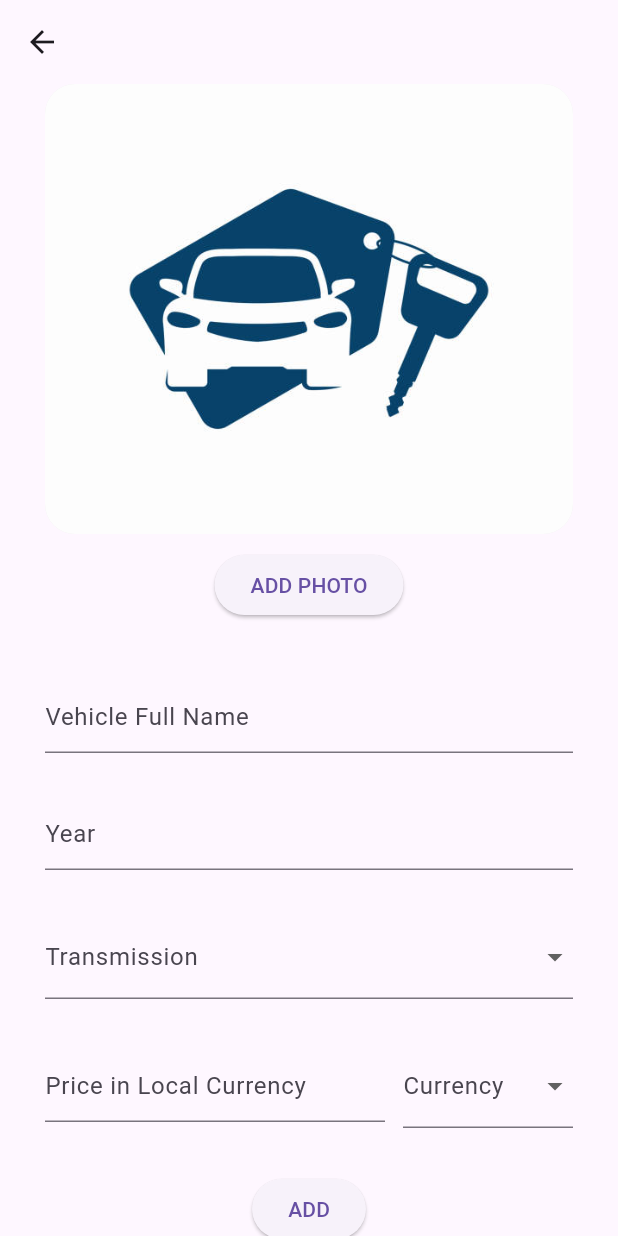
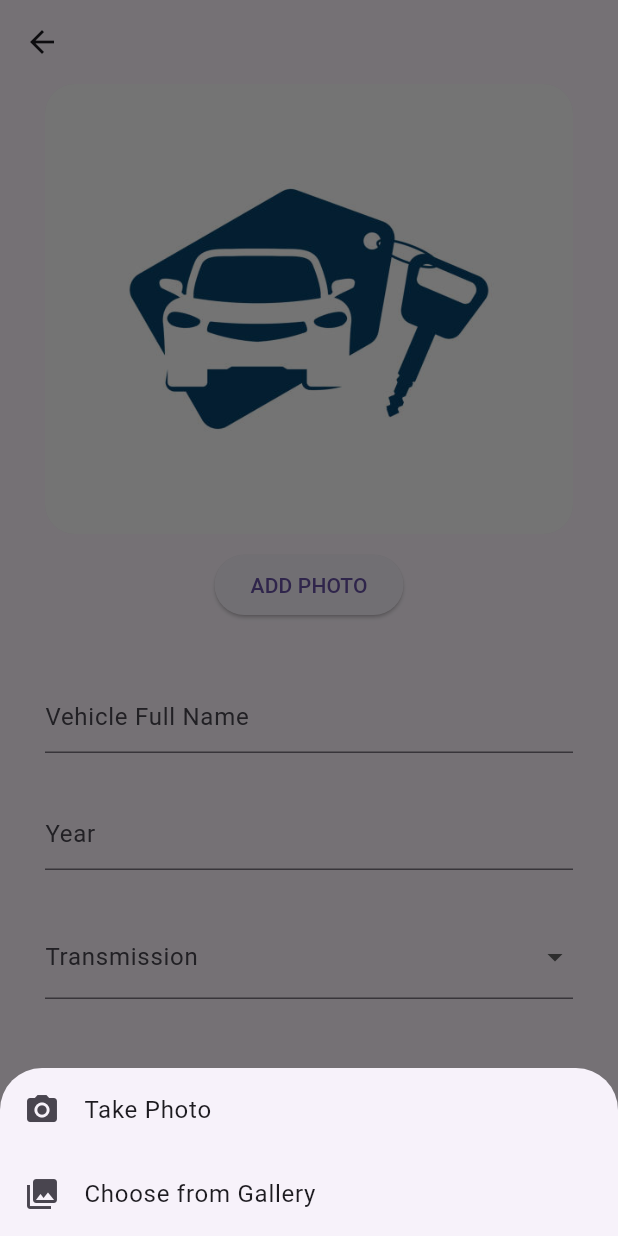
Before and after one commit to lotfi-gg/rentme-repo, a Flutter app: the AddVehicle screen opened directly, after a tap on "ADD PHOTO", on a phone screen of 412 x 824 dp. Run offline on Flutter 3.47's test engine with Material 3 defaults, Android fonts, the light colour scheme and no system bars; our stand-ins replace awesome_dialog, cloud_firestore, firebase_auth, firebase_core, firebase_messaging, firebase_storage and 6 more; accounts and stored records are empty.

Commit message:
pick image from camera or gallery for car

```diff
--- a/lib/add_vehicle.dart
+++ b/lib/add_vehicle.dart
@@ -22,7 +22,33 @@ class _AddVehicleState extends State<AddVehicle> {
   TextEditingController currancy = TextEditingController();
 
   File? _selectedImage;
-  Future<void> _pickImage() async {
+  Future<void> _showImageSourceDialog() async {
+    showModalBottomSheet(
+      context: context,
+      builder: (ctx) {
+        return SafeArea(
+          child: Wrap(
+            children: [
+              ListTile(
+                leading: const Icon(Icons.camera_alt),
+                title: const Text("Take Photo"),
+                onTap: () async {
+                  Navigator.of(ctx).pop();
+                  final pickedFile = await ImagePicker().pickImage(
+                    source: ImageSource.camera,
+                  );
+                  if (pickedFile != null) {
+                    setState(() {
+                      _selectedImage = File(pickedFile.path);
+                    });
+                  }
+                },
+              ),
+              ListTile(
+                leading: const Icon(Icons.photo_library),
+                title: const Text("Choose from Gallery"),
+                onTap: () async {
+                  Navigator.of(ctx).pop();
                   final pickedFile = await ImagePicker().pickImage(
                     source: ImageSource.gallery,
                   );
@@ -31,6 +57,13 @@ class _AddVehicleState extends State<AddVehicle> {
                       _selectedImage = File(pickedFile.path);
                     });
                   }
+                },
+              ),
+            ],
+          ),
+        );
+      },
+    );
   }
 
   @override
@@ -63,9 +96,10 @@ class _AddVehicleState extends State<AddVehicle> {
                   ),
                   const SizedBox(height: 10),
                   ElevatedButton(
-                    onPressed: _pickImage,
+                    onPressed: _showImageSourceDialog,
                     child: const Text('ADD PHOTO'),
                   ),
+
                   const SizedBox(height: 40),
                   TextFormField(
                     controller: vehiclefullname,
```
Lines whose indentation alone changed are shown as unchanged.
